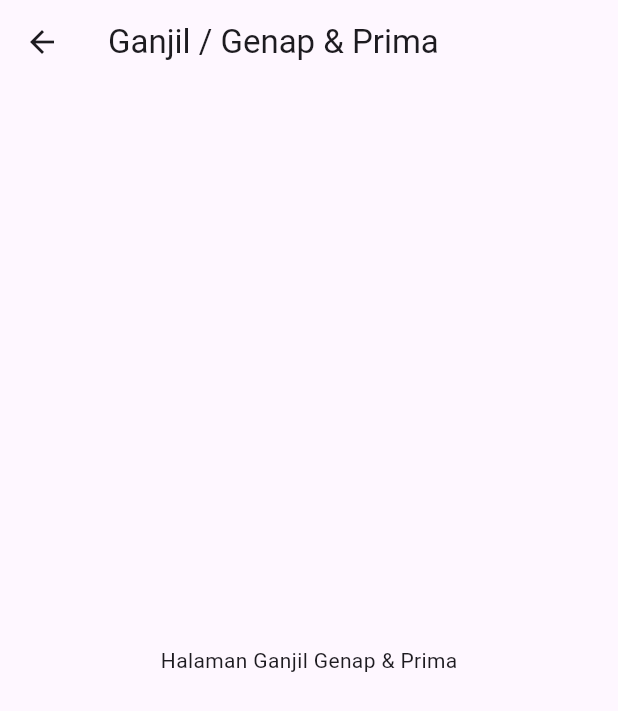
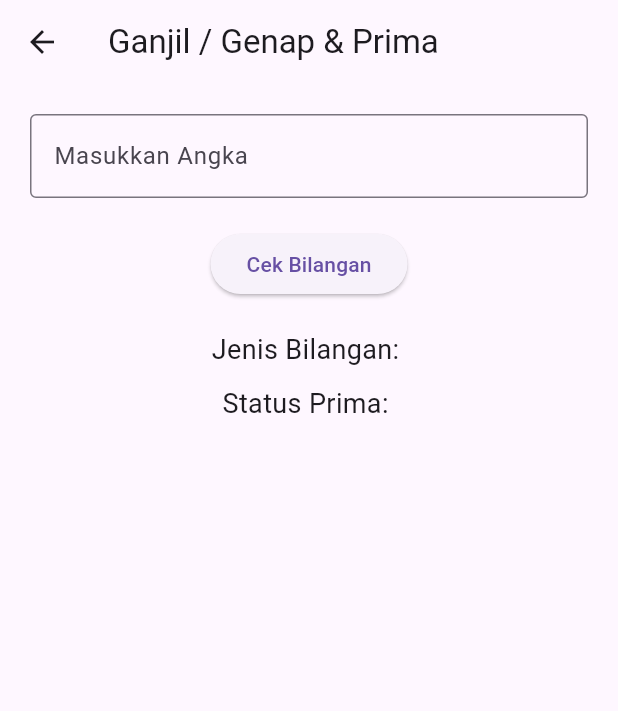
Before and after one commit to gogopowercoding/TeknoMobile_086_092_097_108, a Flutter app: the GanjilGenapPage screen opened directly, on a phone screen of 412 x 824 dp. Shown: the top 711 px of the screen. Run offline on Flutter 3.47's test engine with Material 3 defaults, Android fonts, the phone set to English and light mode, and no system bars.

Commit message:
input bilangan

```diff
--- a/lib/screen/ganjil_genap_page.dart
+++ b/lib/screen/ganjil_genap_page.dart
@@ -1,7 +1,46 @@
 import 'package:flutter/material.dart';
 
-class GanjilGenapPage extends StatelessWidget {
+class GanjilGenapPage extends StatefulWidget {
   const GanjilGenapPage({super.key});
+
+  @override
+  State<GanjilGenapPage> createState() => _GanjilGenapPageState();
+}
+
+class _GanjilGenapPageState extends State<GanjilGenapPage> {
+  TextEditingController angkaController = TextEditingController();
+
+  String hasilGanjilGenap = "";
+  String hasilPrima = "";
+
+  void cekBilangan() {
+    int angka = int.tryParse(angkaController.text) ?? 0;
+
+    // cek ganjil genap
+    if (angka % 2 == 0) {
+      hasilGanjilGenap = "Genap";
+    } else {
+      hasilGanjilGenap = "Ganjil";
+    }
+
+    // cek prima
+    bool prima = true;
+
+    if (angka <= 1) {
+      prima = false;
+    } else {
+      for (int i = 2; i <= angka ~/ 2; i++) {
+        if (angka % i == 0) {
+          prima = false;
+          break;
+        }
+      }
+    }
+
+    hasilPrima = prima ? "Bilangan Prima" : "Bukan Bilangan Prima";
+
+    setState(() {});
+  }
 
   @override
   Widget build(BuildContext context) {
@@ -9,8 +48,41 @@ class GanjilGenapPage extends StatelessWidget {
       appBar: AppBar(
         title: const Text("Ganjil / Genap & Prima"),
       ),
-      body: const Center(
-        child: Text("Halaman Ganjil Genap & Prima"),
+      body: Padding(
+        padding: const EdgeInsets.all(20),
+        child: Column(
+          children: [
+            TextField(
+              controller: angkaController,
+              keyboardType: TextInputType.number,
+              decoration: const InputDecoration(
+                labelText: "Masukkan Angka",
+                border: OutlineInputBorder(),
+              ),
+            ),
+
+            const SizedBox(height: 20),
+
+            ElevatedButton(
+              onPressed: cekBilangan,
+              child: const Text("Cek Bilangan"),
+            ),
+
+            const SizedBox(height: 20),
+
+            Text(
+              "Jenis Bilangan: $hasilGanjilGenap",
+              style: const TextStyle(fontSize: 18),
+            ),
+
+            const SizedBox(height: 10),
+
+            Text(
+              "Status Prima: $hasilPrima",
+              style: const TextStyle(fontSize: 18),
+            ),
+          ],
+        ),
       ),
     );
   }
```
